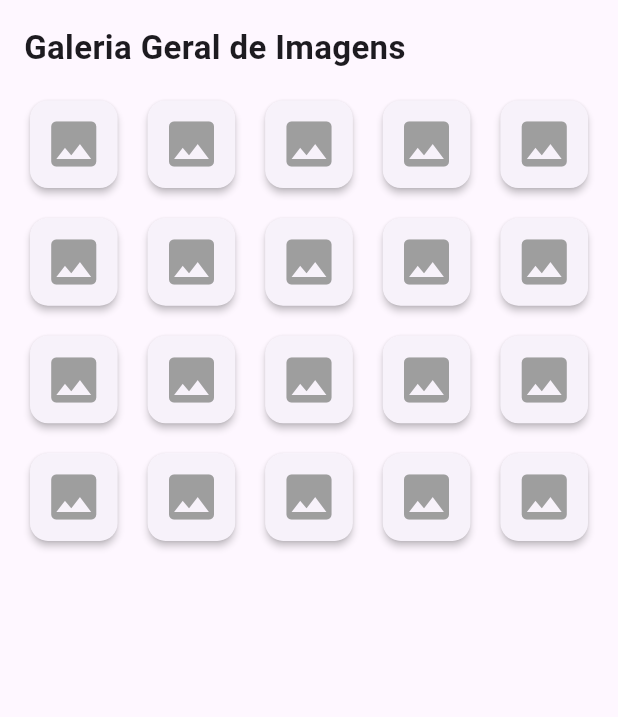
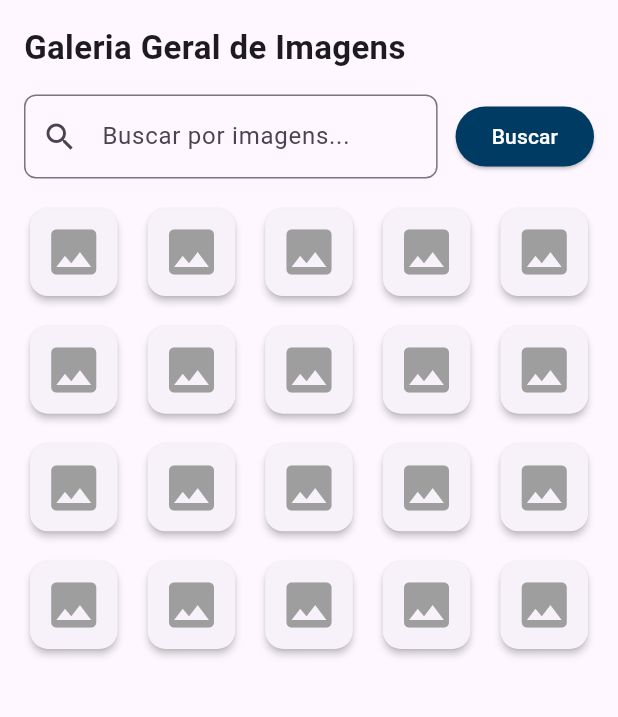
Before and after one commit to PI-FMABC/PI_FMABC_4-_Semestre, a Flutter app: the GalleryProfScreen screen opened by its route, after a tap on "GALERIA", on a phone screen of 412 x 824 dp, the part 84-801 px from its top. Run offline on Flutter 3.47's test engine with Material 3 defaults, Android fonts, the phone set to English and light mode, and no system bars; Roboto replaces fonts that are missing (OpenSans).

Commit message:
add botao de busca em gallery

```diff
--- a/main_front/lib/screens/gallery.dart
+++ b/main_front/lib/screens/gallery.dart
@@ -46,6 +46,37 @@ class GalleryScreen extends StatelessWidget {
                 fontWeight: FontWeight.bold,
                 fontSize: 22,
               ),
+            ),
+            const SizedBox(height: 16),
+
+                        Row(
+              children: [
+                Expanded(
+                  child: TextField(
+                    decoration: InputDecoration(
+                      hintText: 'Buscar por imagens...',
+                      prefixIcon: Icon(Icons.search),
+                      border: OutlineInputBorder(
+                        borderRadius: BorderRadius.circular(8),
+                      ),
+                    ),
+                    onChanged: (value) {
+                      // LÓGICA PARA BUSCA
+                    },
+                  ),
+                ),
+                const SizedBox(width: 12),
+                ElevatedButton(
+                  onPressed: () {
+                    // Implemente a ação de busca aqui
+                  },
+                  style: ElevatedButton.styleFrom(
+                    backgroundColor: const Color(0xFF003b64),
+                    foregroundColor: Colors.white,
+                  ),
+                  child: const Text('Buscar'),
+                ),
+              ],
             ),
             const SizedBox(height: 16),
 
--- a/main_front/lib/screens/gallery_prof.dart
+++ b/main_front/lib/screens/gallery_prof.dart
@@ -66,6 +66,37 @@ class GalleryProfScreen extends StatelessWidget {
             ),
             const SizedBox(height: 16),
 
+            Row(
+              children: [
+                Expanded(
+                  child: TextField(
+                    decoration: InputDecoration(
+                      hintText: 'Buscar por imagens...',
+                      prefixIcon: Icon(Icons.search),
+                      border: OutlineInputBorder(
+                        borderRadius: BorderRadius.circular(8),
+                      ),
+                    ),
+                    onChanged: (value) {
+                      // LÓGICA PARA BUSCA
+                    },
+                  ),
+                ),
+                const SizedBox(width: 12),
+                ElevatedButton(
+                  onPressed: () {
+                    // Implemente a ação de busca aqui
+                  },
+                  style: ElevatedButton.styleFrom(
+                    backgroundColor: const Color(0xFF003b64),
+                    foregroundColor: Colors.white,
+                  ),
+                  child: const Text('Buscar'),
+                ),
+              ],
+            ),
+            const SizedBox(height: 16),
+
             /// Grid de imagens
             Expanded(
               child: GridView.builder(
```
